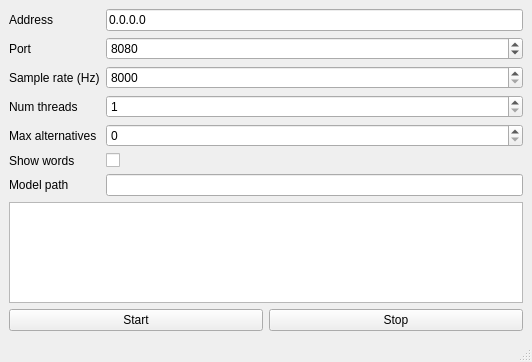
IlgarLunin/vosk-language-server, file src/application.ui: the form before one commit.
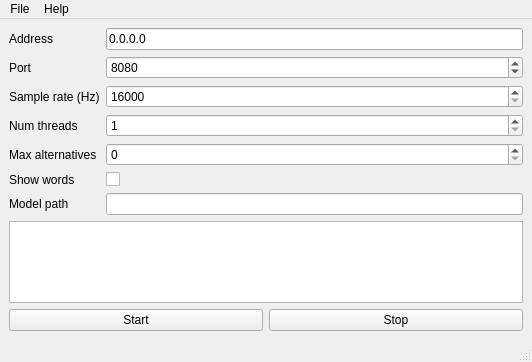
The form after the commit. Icons and pictures are not drawn.

Patch:
```diff
--- a/src/application.ui
+++ b/src/application.ui
@@ -65,7 +65,7 @@
       <item row="2" column="1">
        <widget class="QSpinBox" name="sampleRateSpinBox">
         <property name="minimum">
-         <number>8000</number>
+         <number>16000</number>
         </property>
         <property name="maximum">
          <number>48000</number>
@@ -153,6 +153,20 @@
      <height>20</height>
     </rect>
    </property>
+   <widget class="QMenu" name="menuFile">
+    <property name="title">
+     <string>File</string>
+    </property>
+    <addaction name="actionPreferences"/>
+   </widget>
+   <widget class="QMenu" name="menuHelp">
+    <property name="title">
+     <string>Help</string>
+    </property>
+    <addaction name="actionAbout"/>
+   </widget>
+   <addaction name="menuFile"/>
+   <addaction name="menuHelp"/>
   </widget>
   <widget class="QStatusBar" name="statusbar"/>
  </widget>
```
Left out of the diff: 10 changed lines with no effect on the pictures.
